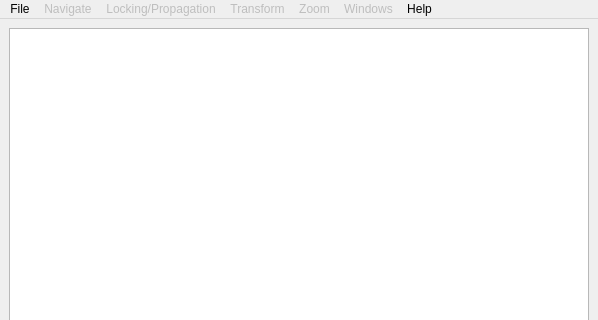
Before: the Qt Designer form SPIERSalign/ui/mainwindow.ui in palaeoware/SPIERS, drawn with Qt 5; both pictures show x 0 to 598 and y 0 to 320 of the 598 by 544 pixel window.
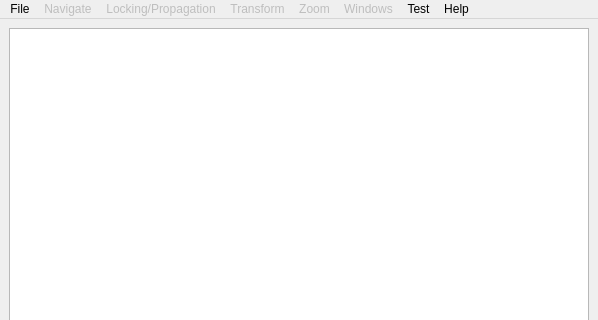
After: the same form once the commit is applied. Icons and pictures are not drawn.

What changed in the file:
```diff
--- a/SPIERSalign/ui/mainwindow.ui
+++ b/SPIERSalign/ui/mainwindow.ui
@@ -151,6 +151,12 @@
     <addaction name="actionCheck_for_Updates"/>
     <addaction name="actionAbout"/>
    </widget>
+   <widget class="QMenu" name="menuTest">
+    <property name="title">
+     <string>Test</string>
+    </property>
+    <addaction name="actionTestCrashHandler"/>
+   </widget>
    <widget class="QMenu" name="menuNavigate">
     <property name="enabled">
      <bool>false</bool>
@@ -212,6 +218,7 @@
    <addaction name="menuTransform"/>
    <addaction name="menuMagnification"/>
    <addaction name="menuWindows"/>
+   <addaction name="menuTest"/>
    <addaction name="menuHelp"/>
   </widget>
   <widget class="QStatusBar" name="statusbar"/>
```
Left out of the diff: 5 changed lines with no effect on the pictures.
